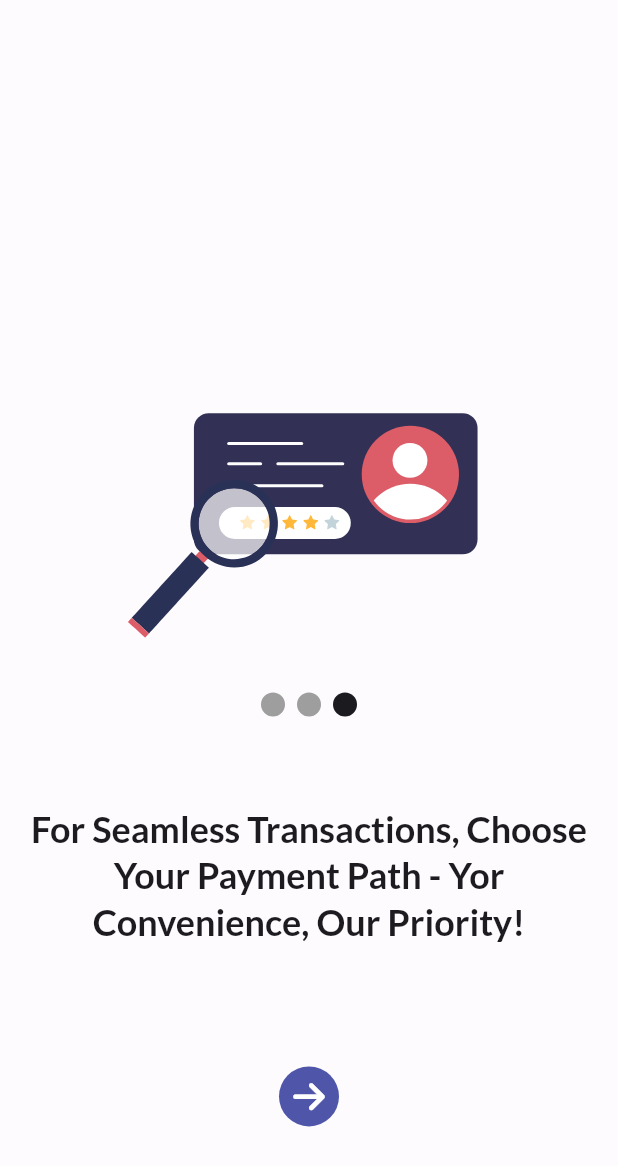
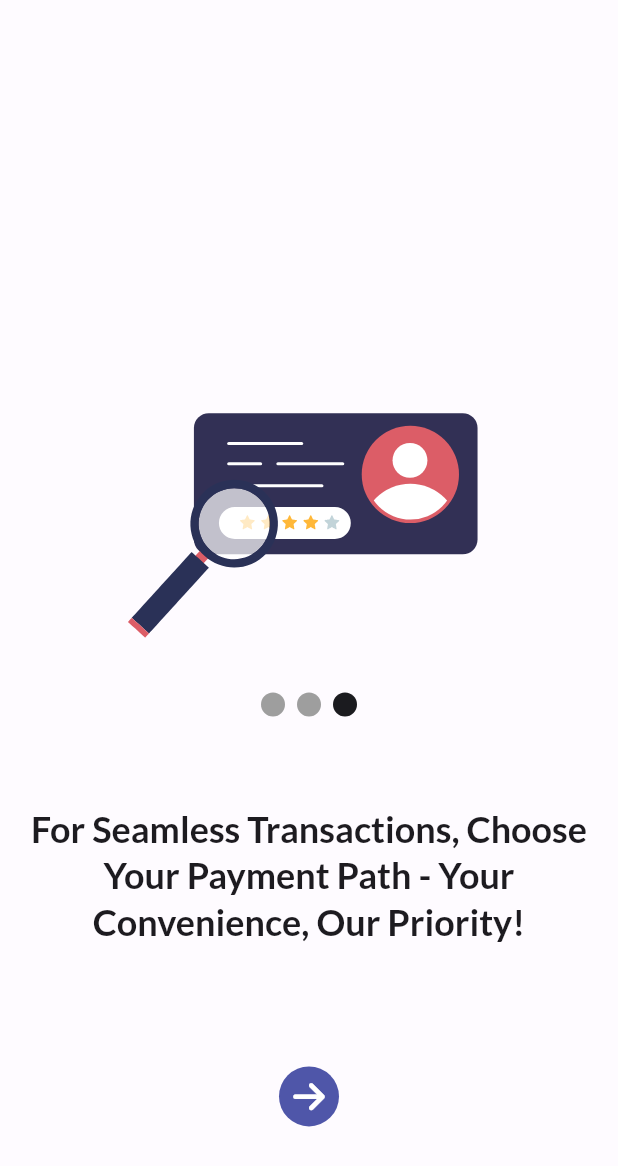
Before and after one commit to RH203/ecommerce-app-flutter, a Flutter app: the screen it shows after launch, swiped to page 3, on a phone screen of 412 x 824 dp. Shown: the top 1166 px of the screen. Run offline on Flutter 3.47's test engine with Material 3 defaults, Android fonts, the phone set to English and light mode, and no system bars; drawn by our look-alikes of smooth_page_indicator; our stand-ins replace google_fonts, icons_plus, lottie.

Commit message:
feat: fix text typo

```diff
--- a/lib/src/common/widgets/page_view_screen/page_view_searching.dart
+++ b/lib/src/common/widgets/page_view_screen/page_view_searching.dart
@@ -19,7 +19,7 @@ class PageViewSearching extends StatelessWidget {
           ),
         ),
         Text(
-          "For Seamless Transactions, Choose Your Payment Path - Yor Convenience, Our Priority!",
+          "For Seamless Transactions, Choose Your Payment Path - Your Convenience, Our Priority!",
           style: Theme.of(context).textTheme.headlineMedium,
           textAlign: TextAlign.center,
         )
```
